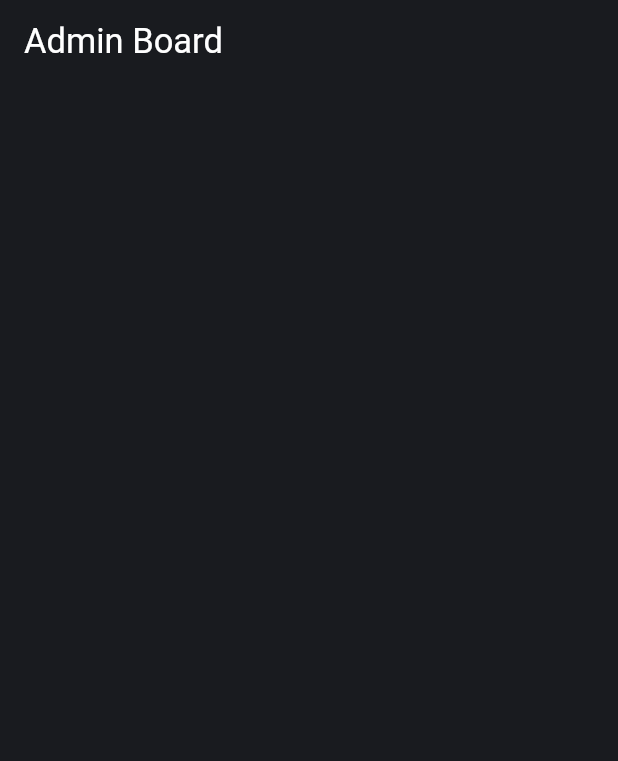
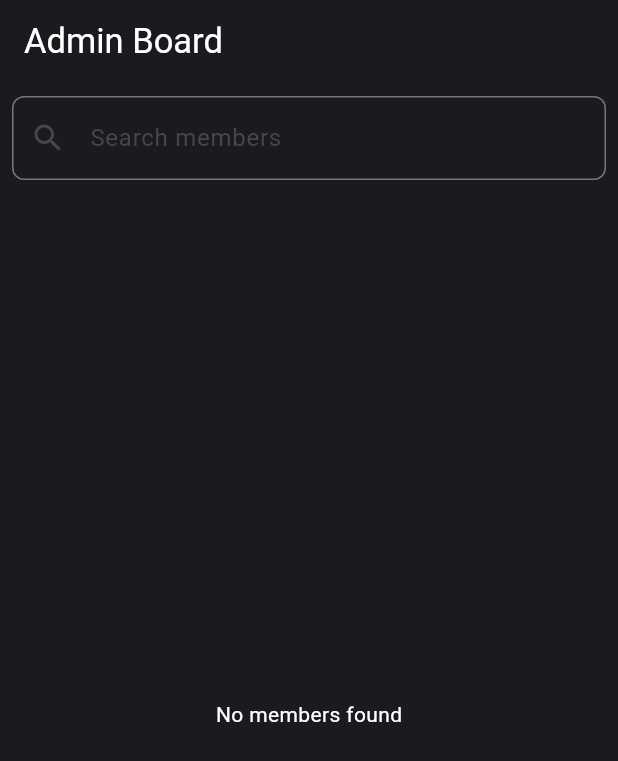
Before and after one commit to OucheneMohamedNourElIslem658/Nexus-Ranking-System, a Flutter app: the screen it shows after launch, on a phone screen of 412 x 824 dp. Shown: the top 761 px of the screen. Run offline on Flutter 3.47's test engine with Material 3 defaults, Android fonts, the phone set to English and light mode, and no system bars; our stand-ins replace cloud_firestore, firebase_auth, firebase_core, flutter_svg, get; accounts and stored records are empty; generated files the repository leaves out were written again; Roboto replaces fonts that are missing (montserrat-regular); project files that could hold a hidden picture were left out.

```diff
--- a/lib/commun/repos/rank.dart
+++ b/lib/commun/repos/rank.dart
@@ -72,7 +72,7 @@ class RankRepo {
       scoresList.map((scoreJson) async {
         final score = Score.fromJson(scoreJson);
 
-        if (score.field.isNotEmpty) {
+        if (score.field!.isNotEmpty) {
           final fieldDoc = await _firestore.collection('fields').doc(score.field).get();
           if (fieldDoc.exists) {
             score.fieldInfo = Field.fromJson(fieldDoc.data()!);
--- a/lib/features/admin/screens/landing.dart
+++ b/lib/features/admin/screens/landing.dart
@@ -1,7 +1,19 @@
 import 'package:flutter/material.dart';
+import 'package:nexus_ranking_system/commun/repos/rank.dart';
+import 'package:nexus_ranking_system/features/admin/screens/edit_member.dart';
+import 'package:nexus_ranking_system/models/member.dart';
 
-class AdminBoard extends StatelessWidget {
+class AdminBoard extends StatefulWidget {
   const AdminBoard({super.key});
+
+  @override
+  // ignore: library_private_types_in_public_api
+  _AdminBoardState createState() => _AdminBoardState();
+}
+
+class _AdminBoardState extends State<AdminBoard> {
+  final TextEditingController _searchController = TextEditingController();
+  String _query = '';
 
   @override
   Widget build(BuildContext context) {
@@ -9,6 +21,87 @@ class AdminBoard extends StatelessWidget {
       appBar: AppBar(
         title: const Text('Admin Board'),
       ),
+      body: Column(
+        children: [
+          Padding(
+            padding: const EdgeInsets.all(8.0),
+            child: TextField(
+              controller: _searchController,
+              style: const TextStyle(color: Colors.white),
+              decoration: InputDecoration(
+                labelText: 'Search members',
+                prefixIcon: const Icon(Icons.search),
+                border: OutlineInputBorder(
+                  borderRadius: BorderRadius.circular(8),
+                ),
+              ),
+              onChanged: (value) {
+                setState(() {
+                  _query = value;
+                });
+              },
+            ),
+          ),
+          Expanded(
+            child: StreamBuilder<List<Member>>(
+              stream: RankRepo.getMembersStream(query: _query),
+              builder: (context, snapshot) {
+                if (snapshot.connectionState == ConnectionState.waiting) {
+                  return const Center(child: CircularProgressIndicator());
+                } else if (snapshot.hasError) {
+                  return Center(
+                    child: Text(
+                      'Error: ${snapshot.error}',
+                      style: const TextStyle(color: Colors.white)
+                    )
+                  );
+                } else if (!snapshot.hasData || snapshot.data!.isEmpty) {
+                  return const Center(
+                    child: Text(
+                      'No members found',
+                      style: TextStyle(color: Colors.white)
+                    )
+                  );
+                }
+
+                final members = snapshot.data!;
+                return ListView.builder(
+                  itemCount: members.length,
+                  itemBuilder: (context, index) {
+                    final member = members[index];
+                    return ListTile(
+                      leading: CircleAvatar(
+                        backgroundImage: member.imageURL != null
+                            ? NetworkImage(member.imageURL!)
+                            : null,
+                      ),
+                      title: Text(
+                        member.name,
+                        style: const TextStyle(
+                          color: Colors.white
+                        ),
+                      ),
+                      subtitle: Text('Total Score: ${member.totalScore}'),
+                      trailing: IconButton(
+                        icon: const Icon(Icons.edit),
+                        onPressed: () => Navigator.of(context).push(
+                          MaterialPageRoute(builder: (context) => EditPersonScreen(uid: member.uid))
+                        ),
+                      ),
+                    );
+                  },
+                );
+              },
+            ),
+          ),
+        ],
+      ),
     );
   }
+
+  @override
+  void dispose() {
+    _searchController.dispose();
+    super.dispose();
+  }
 }
--- a/lib/models/member.dart
+++ b/lib/models/member.dart
@@ -27,13 +27,13 @@ class Field {
 }
 
 class Score {
-  final int points;
-  final String field;
+  int points;
+  String? field;
   Field? fieldInfo;
 
   Score({
     required this.points,
-    required this.field,
+    this.field,
     this.fieldInfo
   });
 
```
Also changed, not shown: lib/features/admin/repos/admin.dart (+17 -5 lines), lib/features/admin/screens/edit_member.dart (added, +184 -0 lines).
